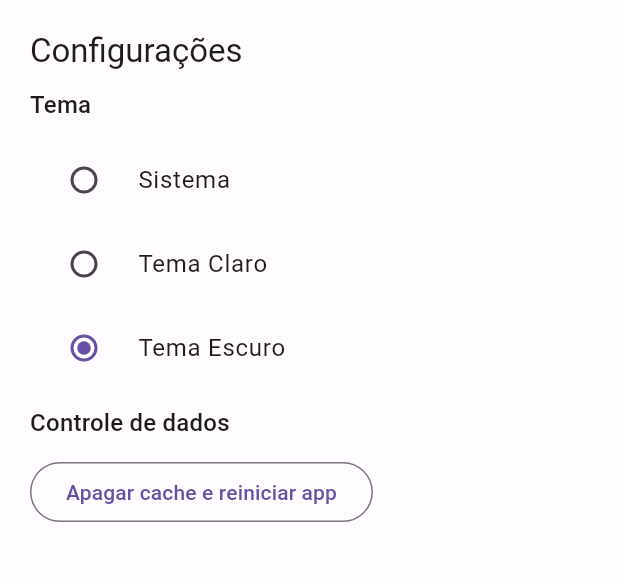
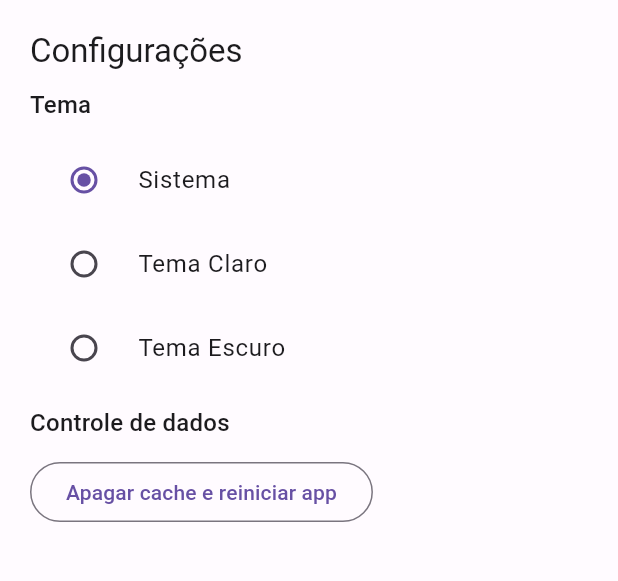
Before and after one commit to vaansuit/ShopingList, a Flutter app: the ConfigurationPage screen opened by its route, after a tap on "Tema Claro", on a phone screen of 412 x 824 dp, the part 84-665 px from its top. Run offline on Flutter 3.47's test engine with Material 2 defaults, Android fonts, the phone set to English and light mode, and no system bars; our stand-ins replace flutter_modular.

Commit message:
feat: now user can change themes, as default theme the app will take the user system preference

```diff
--- a/lib/src/configuration/configuration_page.dart
+++ b/lib/src/configuration/configuration_page.dart
@@ -1,4 +1,6 @@
+import 'package:ShopList/src/stores/app_store.dart';
 import 'package:flutter/material.dart';
+import 'package:flutter_modular/flutter_modular.dart';
 
 class ConfigurationPage extends StatefulWidget {
   const ConfigurationPage({Key? key}) : super(key: key);
@@ -10,6 +12,10 @@ class ConfigurationPage extends StatefulWidget {
 class _ConfigurationPageState extends State<ConfigurationPage> {
   @override
   Widget build(BuildContext context) {
+    final appStore = context.watch<AppStore>(
+      (store) => store.themeMode,
+    );
+
     return Scaffold(
       appBar: AppBar(
         title: const Text('Shop-List'),
@@ -30,22 +36,28 @@ class _ConfigurationPageState extends State<ConfigurationPage> {
             ),
             const SizedBox(height: 10),
             RadioListTile<ThemeMode>(
-              value: ThemeMode.dark,
-              groupValue: ThemeMode.system,
+              value: ThemeMode.system,
+              groupValue: appStore.themeMode.value,
               title: const Text('Sistema'),
-              onChanged: (mode) {},
+              onChanged: (mode) {
+                appStore.themeMode.value = mode!;
+              },
+            ),
+            RadioListTile<ThemeMode>(
+              value: ThemeMode.light,
+              groupValue: appStore.themeMode.value,
+              title: const Text('Tema Claro'),
+              onChanged: (mode) {
+                appStore.themeMode.value = mode!;
+              },
             ),
             RadioListTile<ThemeMode>(
               value: ThemeMode.dark,
-              groupValue: ThemeMode.light,
-              title: const Text('Tema Claro'),
-              onChanged: (mode) {},
-            ),
-            RadioListTile<ThemeMode>(
-              value: ThemeMode.dark,
-              groupValue: ThemeMode.dark,
+              groupValue: appStore.themeMode.value,
               title: const Text('Tema Escuro'),
-              onChanged: (mode) {},
+              onChanged: (mode) {
+                appStore.themeMode.value = mode!;
+              },
             ),
             const SizedBox(height: 10),
             Text(
```
